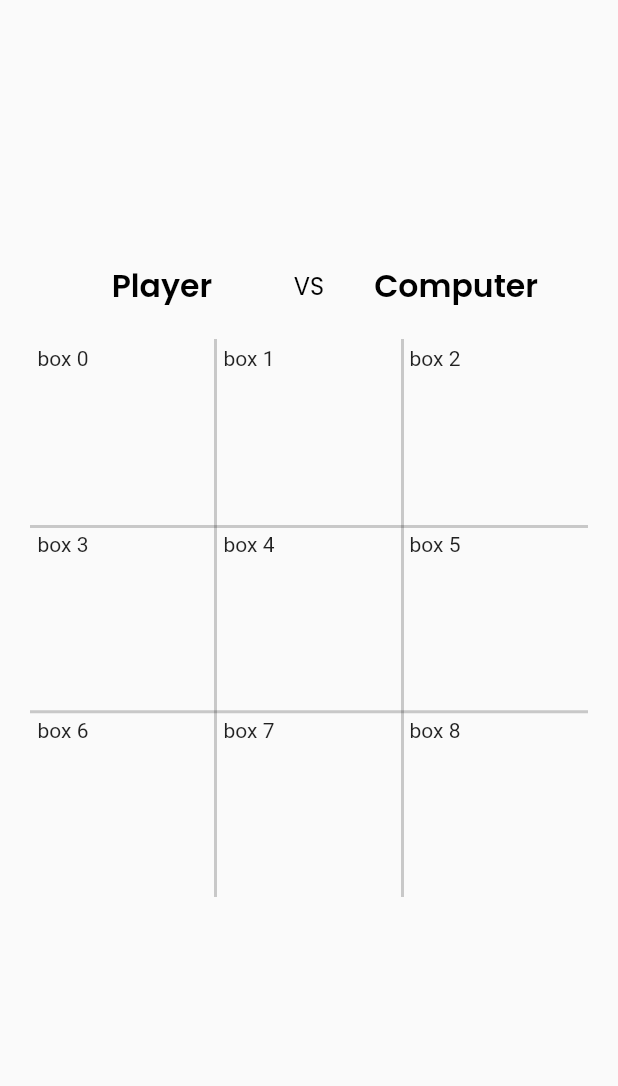
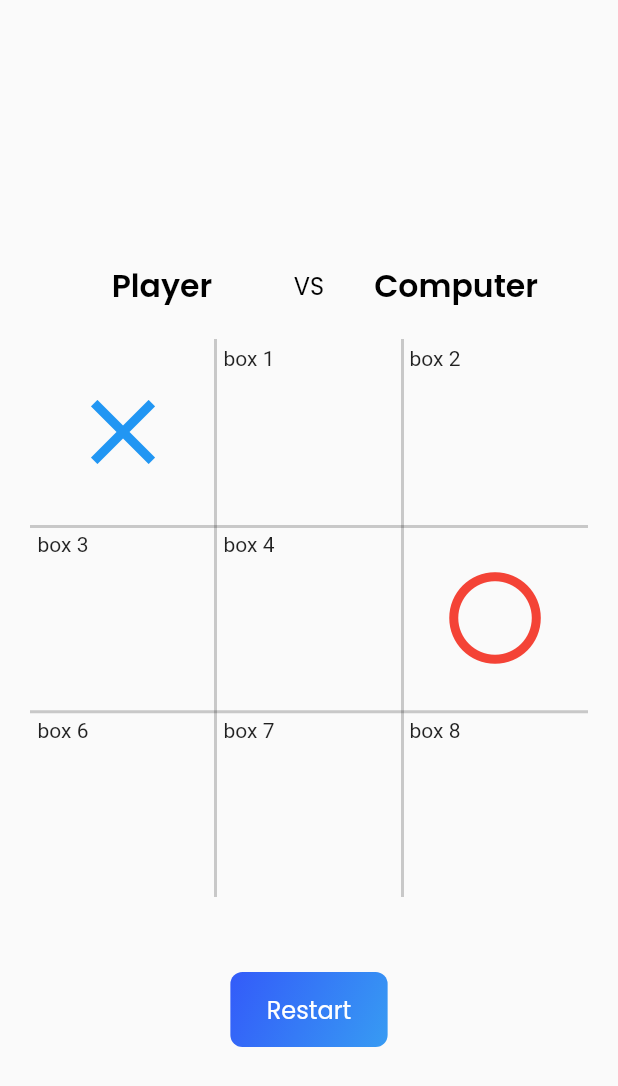
Before and after one commit to archrave/Tic-Tac-Toe-App, a Flutter app: the GameScreen screen opened by its route, after a tap on an icon or button, on a phone screen of 412 x 824 dp. Shown: the top 1086 px of the screen. Run offline on Flutter 3.47's test engine with Material 2 defaults, Android fonts, the phone set to English and light mode, and no system bars; our stand-ins replace google_fonts.

Commit message:
Created  game logic w random PC moves w a few bugs

```diff
--- a/lib/screens/game_screen.dart
+++ b/lib/screens/game_screen.dart
@@ -1,9 +1,10 @@
-import 'dart:developer';
+import 'dart:developer' as dev;
 import 'dart:io';
 
 import 'package:flutter/material.dart';
 import '../widgets/griditem.dart';
 import '../widgets/helper_widgets.dart';
+import 'dart:math';
 
 class GameScreen extends StatefulWidget {
   const GameScreen({Key? key}) : super(key: key);
@@ -23,8 +24,155 @@ class _GameScreenState extends State<GameScreen> {
         false;
   }
 
-  void _buttonSelected() {
-    setState(() {});
+  //  In Game Logic
+
+  List<ButtonMarker> board = [];
+  ButtonMarker? marker;
+  List<int> availableSpaces = [];
+
+  void _countAvailbleSpaces() {
+    availableSpaces = [];
+    for (int i = 0; i < board.length; i++) {
+      if (board[i] == ButtonMarker.available) {
+        availableSpaces.add(i);
+      }
+    }
+  }
+
+  void _runPlayersTurn(int i) {
+    setState(() {
+      board[i] = ButtonMarker.player;
+    });
+    dev.log('Player marked X on $i\n');
+
+    _checkWinner();
+
+    _runComputersTurn();
+  }
+
+  void _restartGame() {
+    showDialog(
+        context: context,
+        builder: (context) {
+          return AlertDialog(
+            title: Text(
+              'Restart Game',
+              style: Theme.of(context).primaryTextTheme.headline2,
+            ),
+            content: Text(
+              'You sure you wanna restart?',
+              style: Theme.of(context)
+                  .primaryTextTheme
+                  .bodyText2!
+                  .copyWith(fontSize: 14),
+            ),
+            actions: [
+              ElevatedButton(
+                child: const Text('YES'),
+                onPressed: () {
+                  setState(() {
+                    _resetBoard();
+                    Navigator.of(context).pop();
+                  });
+                },
+              ),
+              TextButton(
+                child: const Text('NO'),
+                onPressed: () => Navigator.of(context).pop(),
+              ),
+            ],
+          );
+        });
+  }
+
+  void _runComputersTurn() {
+    _countAvailbleSpaces();
+    dev.log('Available Spaces: $availableSpaces');
+    Random random = Random();
+    int randomNumber = random.nextInt(availableSpaces.length);
+    dev.log('randomNumber = $randomNumber');
+    setState(() {
+      board[availableSpaces[randomNumber]] = ButtonMarker.computer;
+    });
+    dev.log('Computer marked O on ${availableSpaces[randomNumber]}\n');
+
+    _checkWinner();
+  }
+
+  void _announceWinner(ButtonMarker marker) {
+    var winnerMessage = '';
+    if (marker == ButtonMarker.available) {
+      winnerMessage = 'Draw!';
+    } else if (marker == ButtonMarker.player) {
+      winnerMessage = 'Player Wins!';
+    } else {
+      winnerMessage = 'Computer Wins';
+    }
+  }
+
+  void _checkWinner() {
+    int i = 0;
+
+    board.forEach((element) {
+      // Counting the available spaces, henceforth the number of total turns
+      if (element == ButtonMarker.available) {
+        i++;
+      }
+    });
+    // If the avaiable spaces are more than four, i.e, if the total turns yet are less than 5, there possibly cannot be a winner yet.
+    if (i > 4) {
+      return;
+    }
+    if (i == 0) {
+      // Asking to announce a draw
+      _announceWinner(ButtonMarker.available);
+    }
+
+    if (checkRow(0)) {
+      _announceWinner(board[0]);
+    } else if (checkRow(3)) {
+      _announceWinner(board[3]);
+    } else if (checkRow(6)) {
+      _announceWinner(board[6]);
+    } else if (checkColumn(0)) {
+      _announceWinner(board[0]);
+    } else if (checkColumn(1)) {
+      _announceWinner(board[1]);
+    } else if (checkColumn(2)) {
+      _announceWinner(board[2]);
+    } else if (board[0] == board[4] &&
+        board[4] == board[8]) // Checking for Diagonal 1
+    {
+      _announceWinner(board[0]);
+    } else if (board[2] == board[4] &&
+        board[4] == board[6]) //Checkin for Diagonal 2
+    {
+      _announceWinner(board[0]);
+    }
+  }
+
+  bool checkRow(int firstIndex) {
+    return (board[firstIndex] == board[firstIndex + 1]) &&
+        (board[firstIndex + 1] == board[firstIndex + 2]);
+  }
+
+  bool checkColumn(int firstIndex) {
+    return (board[firstIndex] == board[firstIndex + 3]) &&
+        (board[firstIndex + 3] == board[firstIndex + 6]);
+  }
+
+  void _resetBoard() {
+    board = [];
+    for (int i = 0; i < 9; i++) {
+      board.add(ButtonMarker.available);
+    }
+    dev.log(board.toString());
+  }
+
+  @override
+  void initState() {
+    super.initState();
+    _resetBoard();
   }
 
   @override
@@ -91,13 +239,35 @@ class _GameScreenState extends State<GameScreen> {
                         ),
                         itemCount: 9,
                         itemBuilder: (ctx, i) {
-                          return GridItem(index: i);
+                          return GridItem(
+                              index: i,
+                              marker: board[i],
+                              buttonSelected: _runPlayersTurn);
                         }),
                   ),
                   VerticalLines(deviceWidth: _deviceWidth),
                   HorizontalLines(deviceWidth: _deviceWidth)
                 ]),
-                const Spacer(),
+                Expanded(
+                  child: Column(
+                    children: [
+                      const SizedBox(height: 50),
+                      CustomButton(
+                        width: 100 / 393 * _deviceWidth,
+                        height: 50,
+                        child: Text(
+                          'Restart',
+                          style: Theme.of(context)
+                              .primaryTextTheme
+                              .bodyText2!
+                              .copyWith(color: Colors.white),
+                        ),
+                        onPressed: _restartGame,
+                      ),
+                      Spacer(),
+                    ],
+                  ),
+                ),
               ],
             ),
           ),
--- a/lib/widgets/griditem.dart
+++ b/lib/widgets/griditem.dart
@@ -1,23 +1,22 @@
 import 'package:flutter/material.dart';
+import 'helper_widgets.dart';
 
 class GridItem extends StatefulWidget {
   GridItem({
     required this.index,
-    // required this.buttonSelected,
+    required this.buttonSelected,
+    required this.marker,
   });
 
   final int index;
-  // void Function? buttonSelected();
+  final Function(int index) buttonSelected;
+  ButtonMarker marker;
 
   @override
   State<GridItem> createState() => _GridItemState();
 }
 
 class _GridItemState extends State<GridItem> {
-  bool isFilled = false;
-
-  String filledBy = '';
-
   @override
   Widget build(BuildContext context) {
     final _deviceWidth = MediaQuery.of(context).size.width;
@@ -26,15 +25,16 @@ class _GridItemState extends State<GridItem> {
     return Container(
       margin: const EdgeInsets.all(5.0),
       color: Theme.of(context).scaffoldBackgroundColor,
-      child: filledBy == 'Player'
-          ? Icon(Icons.close,
-              size: 70 / 393 * _deviceWidth, color: Colors.green)
-          : (filledBy == 'Computer'
+      child: widget.marker == ButtonMarker.player
+          ? Icon(Icons.close, size: 70 / 393 * _deviceWidth, color: Colors.blue)
+          : (widget.marker == ButtonMarker.computer
               ? Icon(Icons.circle_outlined,
                   size: 70 / 393 * _deviceWidth, color: Colors.red)
               : InkWell(
                   child: Text('box ${widget.index}'),
-                  onTap: () {},
+                  onTap: () {
+                    widget.buttonSelected(widget.index);
+                  },
                 )),
     );
   }
--- a/lib/widgets/helper_widgets.dart
+++ b/lib/widgets/helper_widgets.dart
@@ -1,4 +1,6 @@
 import 'package:flutter/material.dart';
+
+enum ButtonMarker { player, computer, available }
 
 class CustomButton extends StatelessWidget {
   const CustomButton({
```
